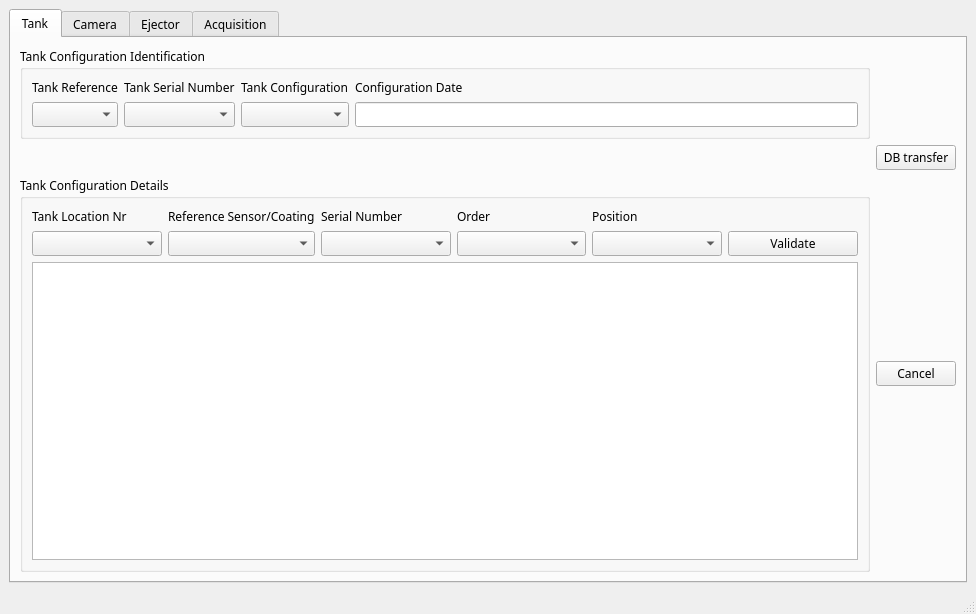
This is cleansky_LMSM/ui_to_py_by_qtdesigner/List_of_configuration.ui in HouzeZHANG/CSLMSM as Qt 5 draws it before an edit. The edited form follows.
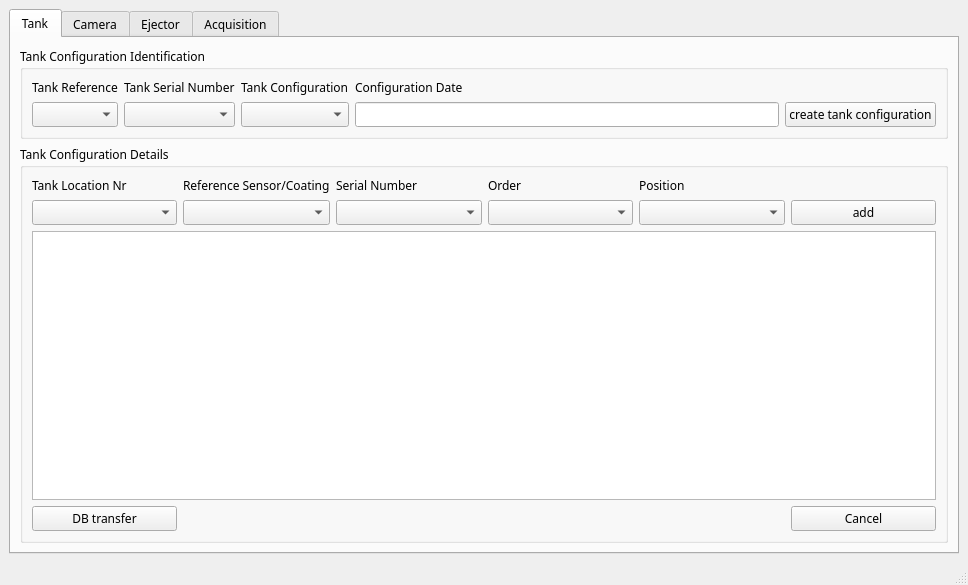
This is the edited form.

Commit message: update: tank config ui

Patch:
```diff
--- a/cleansky_LMSM/ui_to_py_by_qtdesigner/List_of_configuration.ui
+++ b/cleansky_LMSM/ui_to_py_by_qtdesigner/List_of_configuration.ui
@@ -6,16 +6,16 @@
    <rect>
     <x>0</x>
     <y>0</y>
-    <width>976</width>
-    <height>614</height>
+    <width>968</width>
+    <height>585</height>
    </rect>
   </property>
   <property name="windowTitle">
    <string>MainWindow</string>
   </property>
   <widget class="QWidget" name="centralwidget">
-   <layout class="QVBoxLayout" name="verticalLayout">
-    <item>
+   <layout class="QGridLayout" name="gridLayout_3">
+    <item row="0" column="0">
      <widget class="QTabWidget" name="tabWidget">
       <property name="font">
        <font>
@@ -29,77 +29,8 @@
        <attribute name="title">
         <string>Tank</string>
        </attribute>
-       <layout class="QGridLayout" name="gridLayout_3">
-        <item row="2" column="0">
-         <widget class="QGroupBox" name="groupBox">
-          <property name="title">
-           <string>Tank Configuration Details</string>
-          </property>
-          <layout class="QGridLayout" name="gridLayout_2">
-           <item row="1" column="4">
-            <widget class="QComboBox" name="comboBox_27"/>
-           </item>
-           <item row="1" column="0">
-            <widget class="QComboBox" name="comboBox_4"/>
-           </item>
-           <item row="0" column="4">
-            <widget class="QLabel" name="label_26">
-             <property name="text">
-              <string>Position</string>
-             </property>
-            </widget>
-           </item>
-           <item row="1" column="2">
-            <widget class="QComboBox" name="comboBox_6"/>
-           </item>
-           <item row="1" column="3">
-            <widget class="QComboBox" name="comboBox_26"/>
-           </item>
-           <item row="0" column="0">
-            <widget class="QLabel" name="label_7">
-             <property name="text">
-              <string>Tank Location Nr</string>
-             </property>
-            </widget>
-           </item>
-           <item row="0" column="3">
-            <widget class="QLabel" name="label_8">
-             <property name="text">
-              <string>Order</string>
-             </property>
-            </widget>
-           </item>
-           <item row="1" column="1">
-            <widget class="QComboBox" name="comboBox_5"/>
-           </item>
-           <item row="0" column="2">
-            <widget class="QLabel" name="label_5">
-             <property name="text">
-              <string>Serial Number</string>
-             </property>
-            </widget>
-           </item>
-           <item row="0" column="1">
-            <widget class="QLabel" name="label_6">
-             <property name="text">
-              <string>Reference Sensor/Coating</string>
-             </property>
-            </widget>
-           </item>
-           <item row="1" column="5">
-            <widget class="QPushButton" name="pushButton_3">
-             <property name="text">
-              <string>Validate</string>
-             </property>
-            </widget>
-           </item>
-           <item row="3" column="0" colspan="6">
-            <widget class="QTableWidget" name="tableWidget"/>
-           </item>
-          </layout>
-         </widget>
-        </item>
-        <item row="0" column="0">
+       <layout class="QVBoxLayout" name="verticalLayout_2">
+        <item>
          <widget class="QGroupBox" name="groupBox_2">
           <property name="maximumSize">
            <size>
@@ -111,6 +42,18 @@
            <string>Tank Configuration Identification</string>
           </property>
           <layout class="QGridLayout" name="gridLayout">
+           <item row="1" column="1">
+            <widget class="QComboBox" name="comboBox_2"/>
+           </item>
+           <item row="1" column="2">
+            <widget class="QComboBox" name="comboBox_3"/>
+           </item>
+           <item row="1" column="0">
+            <widget class="QComboBox" name="comboBox"/>
+           </item>
+           <item row="1" column="3">
+            <widget class="QLineEdit" name="lineEdit"/>
+           </item>
            <item row="0" column="0">
             <widget class="QLabel" name="label_4">
              <property name="text">
@@ -118,13 +61,6 @@
              </property>
             </widget>
            </item>
-           <item row="0" column="1">
-            <widget class="QLabel" name="label_3">
-             <property name="text">
-              <string>Tank Serial Number</string>
-             </property>
-            </widget>
-           </item>
            <item row="0" column="2">
             <widget class="QLabel" name="label_2">
              <property name="text">
@@ -139,35 +75,106 @@
              </property>
             </widget>
            </item>
-           <item row="1" column="0">
-            <widget class="QComboBox" name="comboBox"/>
+           <item row="0" column="1">
+            <widget class="QLabel" name="label_3">
+             <property name="text">
+              <string>Tank Serial Number</string>
+             </property>
+            </widget>
+           </item>
+           <item row="1" column="4">
+            <widget class="QPushButton" name="pushButton_13">
+             <property name="text">
+              <string>create tank configuration</string>
+             </property>
+            </widget>
+           </item>
+          </layout>
+         </widget>
+        </item>
+        <item>
+         <widget class="QGroupBox" name="groupBox">
+          <property name="title">
+           <string>Tank Configuration Details</string>
+          </property>
+          <layout class="QGridLayout" name="gridLayout_2">
+           <item row="0" column="1">
+            <widget class="QLabel" name="label_6">
+             <property name="text">
+              <string>Reference Sensor/Coating</string>
+             </property>
+            </widget>
            </item>
            <item row="1" column="1">
-            <widget class="QComboBox" name="comboBox_2"/>
+            <widget class="QComboBox" name="comboBox_5"/>
+           </item>
+           <item row="1" column="5">
+            <widget class="QPushButton" name="pushButton_3">
+             <property name="text">
+              <string>add</string>
+             </property>
+            </widget>
+           </item>
+           <item row="0" column="4">
+            <widget class="QLabel" name="label_26">
+             <property name="text">
+              <string>Position</string>
+             </property>
+            </widget>
+           </item>
+           <item row="0" column="0">
+            <widget class="QLabel" name="label_7">
+             <property name="text">
+              <string>Tank Location Nr</string>
+             </property>
+            </widget>
            </item>
            <item row="1" column="2">
-            <widget class="QComboBox" name="comboBox_3"/>
+            <widget class="QComboBox" name="comboBox_6"/>
            </item>
            <item row="1" column="3">
-            <widget class="QLineEdit" name="lineEdit"/>
+            <widget class="QComboBox" name="comboBox_26"/>
+           </item>
+           <item row="0" column="3">
+            <widget class="QLabel" name="label_8">
+             <property name="text">
+              <string>Order</string>
+             </property>
+            </widget>
+           </item>
+           <item row="0" column="2">
+            <widget class="QLabel" name="label_5">
+             <property name="text">
+              <string>Serial Number</string>
+             </property>
+            </widget>
+           </item>
+           <item row="1" column="0">
+            <widget class="QComboBox" name="comboBox_4"/>
+           </item>
+           <item row="1" column="4">
+            <widget class="QComboBox" name="comboBox_27"/>
+           </item>
+           <item row="2" column="0" colspan="6">
+            <widget class="QTableWidget" name="tableWidget"/>
+           </item>
+           <item row="3" column="0">
+            <widget class="QPushButton" name="pushButton_2">
+             <property name="text">
+              <string>DB transfer</string>
+             </property>
+            </widget>
+           </item>
+           <item row="3" column="5">
+            <widget class="QPushButton" name="pushButton">
+             <property name="text">
+              <string>Cancel</string>
+             </property>
+            </widget>
            </item>
           </layout>
          </widget>
         </item>
-        <item row="2" column="1">
-         <widget class="QPushButton" name="pushButton">
-          <property name="text">
-           <string>Cancel</string>
-          </property>
-         </widget>
-        </item>
-        <item row="1" column="1">
-         <widget class="QPushButton" name="pushButton_2">
-          <property name="text">
-           <string>DB transfer</string>
-          </property>
-         </widget>
-        </item>
        </layout>
       </widget>
       <widget class="QWidget" name="tab_4">
```
The commit also changes 1 other file.
